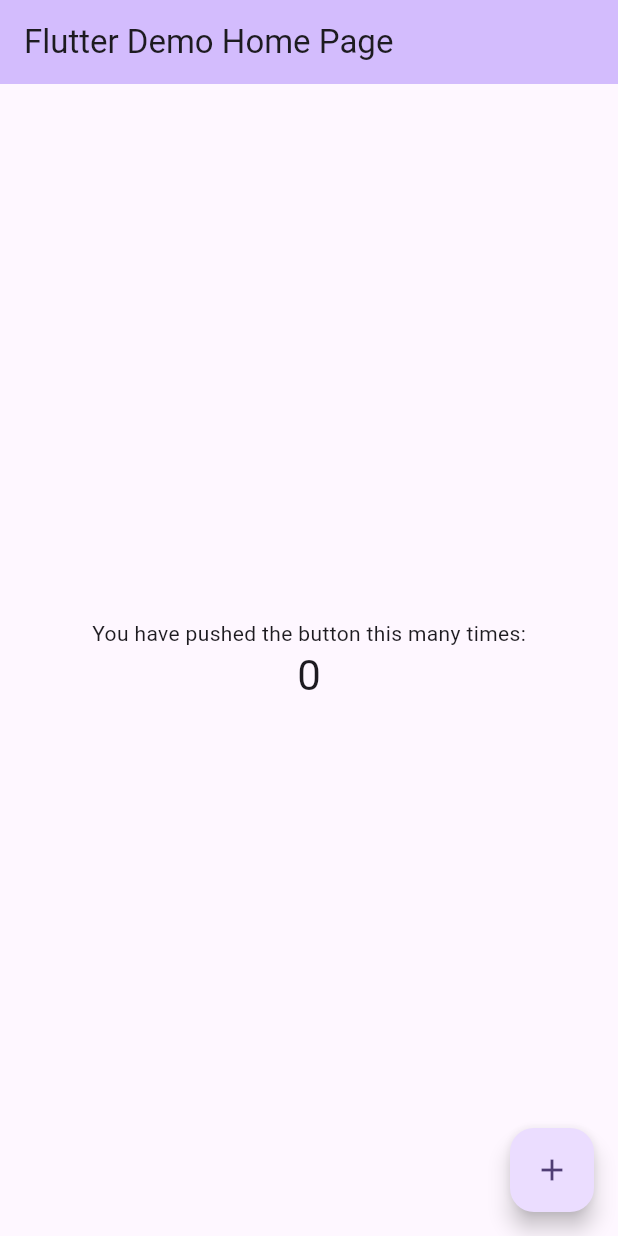
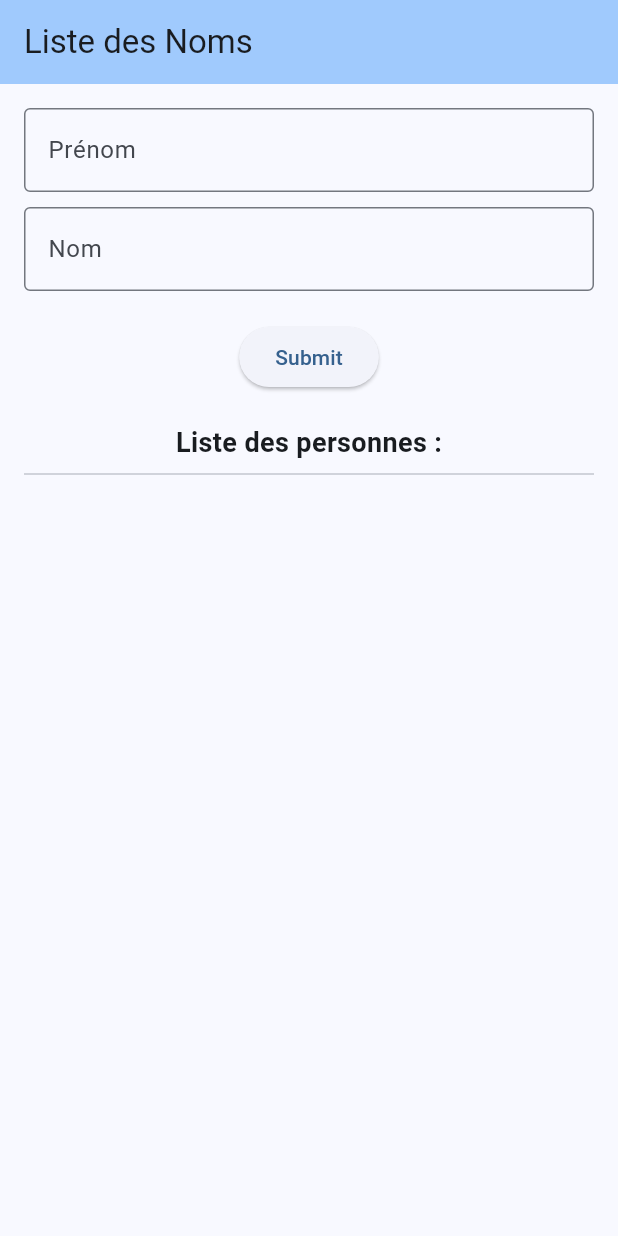
Before and after one commit to bennahiabaderdine-dot/tp2, a Flutter app: the screen it shows after launch, on a phone screen of 412 x 824 dp. Run offline on Flutter 3.47's test engine with Material 3 defaults, Android fonts, the phone set to English and light mode, and no system bars; our stand-ins replace shared_preferences.

Commit message:
Terminer le projet

```diff
--- a/lib/main.dart
+++ b/lib/main.dart
@@ -1,4 +1,6 @@
+import 'dart:convert';
 import 'package:flutter/material.dart';
+import 'package:shared_preferences/shared_preferences.dart';
 
 void main() {
   runApp(const MyApp());
@@ -7,116 +9,119 @@ void main() {
 class MyApp extends StatelessWidget {
   const MyApp({super.key});
 
-  // This widget is the root of your application.
   @override
   Widget build(BuildContext context) {
     return MaterialApp(
-      title: 'Flutter Demo',
+      title: 'TP2 Flutter',
       theme: ThemeData(
-        // This is the theme of your application.
-        //
-        // TRY THIS: Try running your application with "flutter run". You'll see
-        // the application has a purple toolbar. Then, without quitting the app,
-        // try changing the seedColor in the colorScheme below to Colors.green
-        // and then invoke "hot reload" (save your changes or press the "hot
-        // reload" button in a Flutter-supported IDE, or press "r" if you used
-        // the command line to start the app).
-        //
-        // Notice that the counter didn't reset back to zero; the application
-        // state is not lost during the reload. To reset the state, use hot
-        // restart instead.
-        //
-        // This works for code too, not just values: Most code changes can be
-        // tested with just a hot reload.
-        colorScheme: .fromSeed(seedColor: Colors.deepPurple),
+        colorScheme: ColorScheme.fromSeed(seedColor: Colors.blue),
+        useMaterial3: true,
       ),
-      home: const MyHomePage(title: 'Flutter Demo Home Page'),
+      home: const MyHomePage(),
     );
   }
 }
 
 class MyHomePage extends StatefulWidget {
-  const MyHomePage({super.key, required this.title});
-
-  // This widget is the home page of your application. It is stateful, meaning
-  // that it has a State object (defined below) that contains fields that affect
-  // how it looks.
-
-  // This class is the configuration for the state. It holds the values (in this
-  // case the title) provided by the parent (in this case the App widget) and
-  // used by the build method of the State. Fields in a Widget subclass are
-  // always marked "final".
-
-  final String title;
+  const MyHomePage({super.key});
 
   @override
   State<MyHomePage> createState() => _MyHomePageState();
 }
 
 class _MyHomePageState extends State<MyHomePage> {
-  int _counter = 0;
+  final TextEditingController _nomController = TextEditingController();
+  final TextEditingController _prenomController = TextEditingController();
+  List<String> _names = [];
 
-  void _incrementCounter() {
-    setState(() {
-      // This call to setState tells the Flutter framework that something has
-      // changed in this State, which causes it to rerun the build method below
-      // so that the display can reflect the updated values. If we changed
-      // _counter without calling setState(), then the build method would not be
-      // called again, and so nothing would appear to happen.
-      _counter++;
-    });
+  @override
+  void initState() {
+    super.initState();
+    _loadNames();
+  }
+
+  Future<void> _loadNames() async {
+    final prefs = await SharedPreferences.getInstance();
+    final String? namesJson = prefs.getString('names_list');
+    if (namesJson != null) {
+      setState(() {
+        _names = List<String>.from(jsonDecode(namesJson));
+      });
+    }
+  }
+
+  Future<void> _saveNames() async {
+    final prefs = await SharedPreferences.getInstance();
+    await prefs.setString('names_list', jsonEncode(_names));
+  }
+
+  void _addName() {
+    final nom = _nomController.text.trim();
+    final prenom = _prenomController.text.trim();
+
+    if (nom.isNotEmpty && prenom.isNotEmpty) {
+      setState(() {
+        _names.add("$prenom $nom");
+        _nomController.clear();
+        _prenomController.clear();
+      });
+      _saveNames();
+    }
   }
 
   @override
   Widget build(BuildContext context) {
-    // This method is rerun every time setState is called, for instance as done
-    // by the _incrementCounter method above.
-    //
-    // The Flutter framework has been optimized to make rerunning build methods
-    // fast, so that you can just rebuild anything that needs updating rather
-    // than having to individually change instances of widgets.
     return Scaffold(
       appBar: AppBar(
-        // TRY THIS: Try changing the color here to a specific color (to
-        // Colors.amber, perhaps?) and trigger a hot reload to see the AppBar
-        // change color while the other colors stay the same.
+        title: const Text('Liste des Noms'),
         backgroundColor: Theme.of(context).colorScheme.inversePrimary,
-        // Here we take the value from the MyHomePage object that was created by
-        // the App.build method, and use it to set our appbar title.
-        title: Text(widget.title),
       ),
-      body: Center(
-        // Center is a layout widget. It takes a single child and positions it
-        // in the middle of the parent.
+      body: Padding(
+        padding: const EdgeInsets.all(16.0),
         child: Column(
-          // Column is also a layout widget. It takes a list of children and
-          // arranges them vertically. By default, it sizes itself to fit its
-          // children horizontally, and tries to be as tall as its parent.
-          //
-          // Column has various properties to control how it sizes itself and
-          // how it positions its children. Here we use mainAxisAlignment to
-          // center the children vertically; the main axis here is the vertical
-          // axis because Columns are vertical (the cross axis would be
-          // horizontal).
-          //
-          // TRY THIS: Invoke "debug painting" (choose the "Toggle Debug Paint"
-          // action in the IDE, or press "p" in the console), to see the
-          // wireframe for each widget.
-          mainAxisAlignment: .center,
           children: [
-            const Text('You have pushed the button this many times:'),
-            Text(
-              '$_counter',
-              style: Theme.of(context).textTheme.headlineMedium,
+            TextField(
+              controller: _prenomController,
+              decoration: const InputDecoration(
+                labelText: 'Prénom',
+                border: OutlineInputBorder(),
+              ),
+            ),
+            const SizedBox(height: 10),
+            TextField(
+              controller: _nomController,
+              decoration: const InputDecoration(
+                labelText: 'Nom',
+                border: OutlineInputBorder(),
+              ),
+            ),
+            const SizedBox(height: 20),
+            ElevatedButton(
+              onPressed: _addName,
+              child: const Text('Submit'),
+            ),
+            const SizedBox(height: 20),
+            const Text(
+              'Liste des personnes :',
+              style: TextStyle(fontWeight: FontWeight.bold, fontSize: 18),
+            ),
+            const Divider(),
+            Expanded(
+              child: ListView.builder(
+                itemCount: _names.length,
+                itemBuilder: (context, index) {
+                  return Card(
+                    child: ListTile(
+                      leading: const Icon(Icons.person),
+                      title: Text(_names[index]),
+                    ),
+                  );
+                },
+              ),
             ),
           ],
         ),
       ),
-      floatingActionButton: FloatingActionButton(
-        onPressed: _incrementCounter,
-        tooltip: 'Increment',
-        child: const Icon(Icons.add),
-      ),
     );
   }
 }
```
Also changed, not shown: pubspec.yaml (+2 -69 lines), pubspec.lock, 1 other file.
